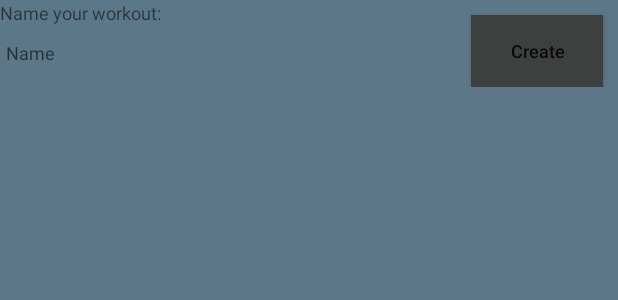
After one commit to janbiko/URGaining, an Android app: the layout popup_add_workout.xml on its own in the app's theme, with its tools: preview values and no code run, on a phone screen of 412 x 824 dp. The commit adds this screen. Shown: the top 300 px of the screen. Run offline under Robolectric (Android 15) with nearby library versions, the phone set to English and light mode, and no system bars.

Commit message:
Added popup window to create new workout

```diff
--- a/app/src/main/AndroidManifest.xml
+++ b/app/src/main/AndroidManifest.xml
@@ -21,6 +21,10 @@
         <activity android:name=".WorkoutsActivity"
             android:screenOrientation="portrait">
         </activity>
+        <activity android:name=".AddWorkoutPopup"
+            android:screenOrientation="portrait"
+            android:theme="@style/AppTheme.PopupTheme">
+        </activity>
     </application>
 
 </manifest>
--- a/app/src/main/java/janbiko/urgaining/WorkoutsActivity.java
+++ b/app/src/main/java/janbiko/urgaining/WorkoutsActivity.java
@@ -1,6 +1,7 @@
 package janbiko.urgaining;
 
 import android.app.Activity;
+import android.content.Intent;
 import android.os.Bundle;
 import android.support.design.widget.FloatingActionButton;
 import android.view.View;
@@ -32,7 +33,8 @@ public class WorkoutsActivity extends Activity
         addRoutineButton.setOnClickListener(new View.OnClickListener() {
             @Override
             public void onClick(View v) {
-                Toast.makeText(getApplicationContext(), "Add Routine", Toast.LENGTH_SHORT).show();
+                Intent i = new Intent(WorkoutsActivity.this, AddWorkoutPopup.class);
+                startActivity(i);
             }
         });
     }
--- /dev/null
+++ b/app/src/main/res/layout/popup_add_workout.xml
@@ -0,0 +1,50 @@
+<?xml version="1.0" encoding="utf-8"?>
+<RelativeLayout xmlns:android="http://schemas.android.com/apk/res/android"
+    android:orientation="vertical" android:layout_width="match_parent"
+    android:layout_height="match_parent"
+    android:background="@color/colorAccent">
+
+
+    <RelativeLayout
+        android:layout_width="match_parent"
+        android:layout_height="wrap_content"
+        android:orientation="horizontal"
+        android:weightSum="1">
+
+        <LinearLayout
+            android:layout_width="wrap_content"
+            android:layout_height="wrap_content"
+            android:orientation="vertical">
+
+            <TextView
+                android:layout_width="wrap_content"
+                android:layout_height="0dp"
+                android:text="@string/workout_name"
+                android:layout_weight="1"
+                android:textSize="12sp"
+                android:ellipsize="end"/>
+
+            <EditText
+                android:layout_width="match_parent"
+                android:layout_height="wrap_content"
+                android:ellipsize="end"
+                android:textSize="12sp"
+                android:maxLines="1"
+                android:hint="@string/workout_hint"/>
+        </LinearLayout>
+
+        <Button
+            android:id="@+id/create_workout_button"
+            android:layout_width="wrap_content"
+            android:layout_height="wrap_content"
+            android:background="@color/colorPrimary"
+            android:layout_alignParentEnd="true"
+            android:textSize="12sp"
+            android:layout_marginTop="10dp"
+            android:layout_marginEnd="10dp"
+            android:text="@string/create_button" />
+
+    </RelativeLayout>
+
+
+</RelativeLayout>
--- a/app/src/main/res/values/strings.xml
+++ b/app/src/main/res/values/strings.xml
@@ -1,8 +1,13 @@
 <resources>
     <string name="app_name">URGaining</string>
+
     <string name="workout_plans">Workouts</string>
     <string name="progress">Progress</string>
     <string name="settings">Settings</string>
     <string name="quit">Quit</string>
     <string name="total_placeholder">0kg total.</string>
+
+    <string name="workout_name">Name your workout:</string>
+    <string name="workout_hint">Name</string>
+    <string name="create_button">Create</string>
 </resources>
--- a/app/src/main/res/values/styles.xml
+++ b/app/src/main/res/values/styles.xml
@@ -11,4 +11,8 @@
     <style name="StandardButton" parent="ThemeOverlay.AppCompat">
         <item name="colorAccent">@color/colorAccent</item>
     </style>
+    <style name="AppTheme.PopupTheme">
+        <item name="android:windowIsTranslucent">true</item>
+        <item name="android:windowCloseOnTouchOutside">true</item>
+    </style>
 </resources>
```
Also changed, not shown: app/src/main/java/janbiko/urgaining/AddWorkoutPopup.java (added, +54 -0 lines).
